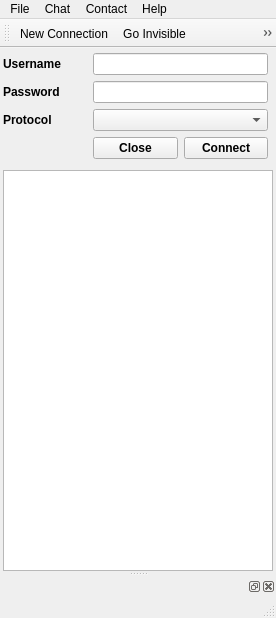
Before: the Qt Designer form py/gui/main_auto.ui in mnunberg/yobot, drawn with Qt 5.
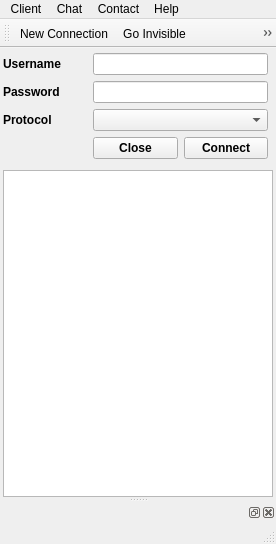
After: the same form once the commit is applied. Icons and pictures are not drawn.

Diff of the .ui file:
```diff
--- a/py/gui/main_auto.ui
+++ b/py/gui/main_auto.ui
@@ -10,7 +10,7 @@
     <x>0</x>
     <y>0</y>
     <width>276</width>
-    <height>618</height>
+    <height>544</height>
    </rect>
   </property>
   <property name="windowTitle">
@@ -265,7 +265,7 @@
    </property>
    <widget class="QMenu" name="menu">
     <property name="title">
-     <string>File</string>
+     <string>Client</string>
     </property>
     <addaction name="actionNewconn"/>
     <addaction name="separator"/>
```
Left out of the diff: 51 changed lines with no effect on the pictures.
